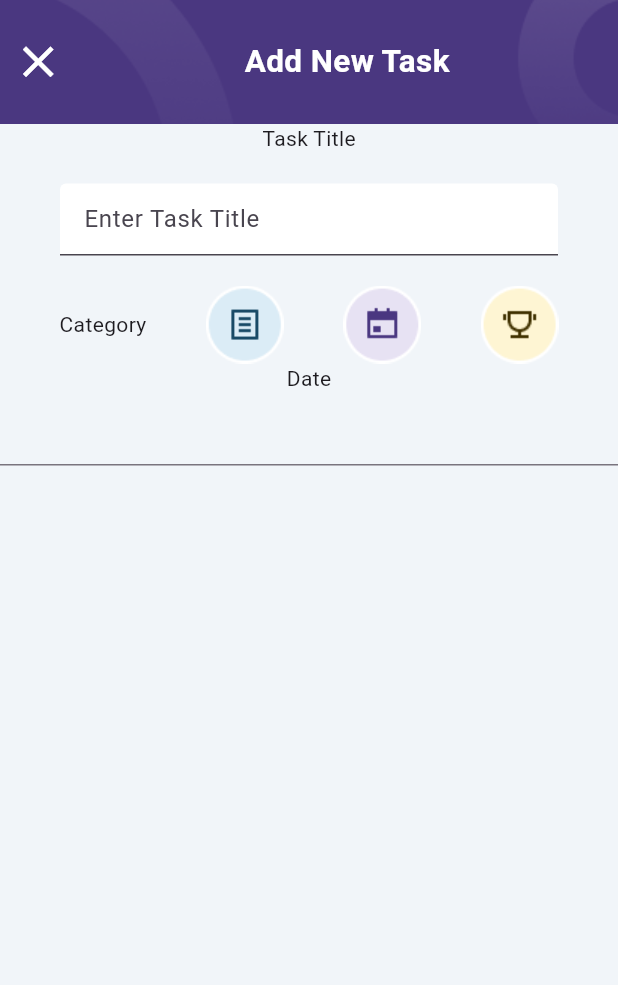
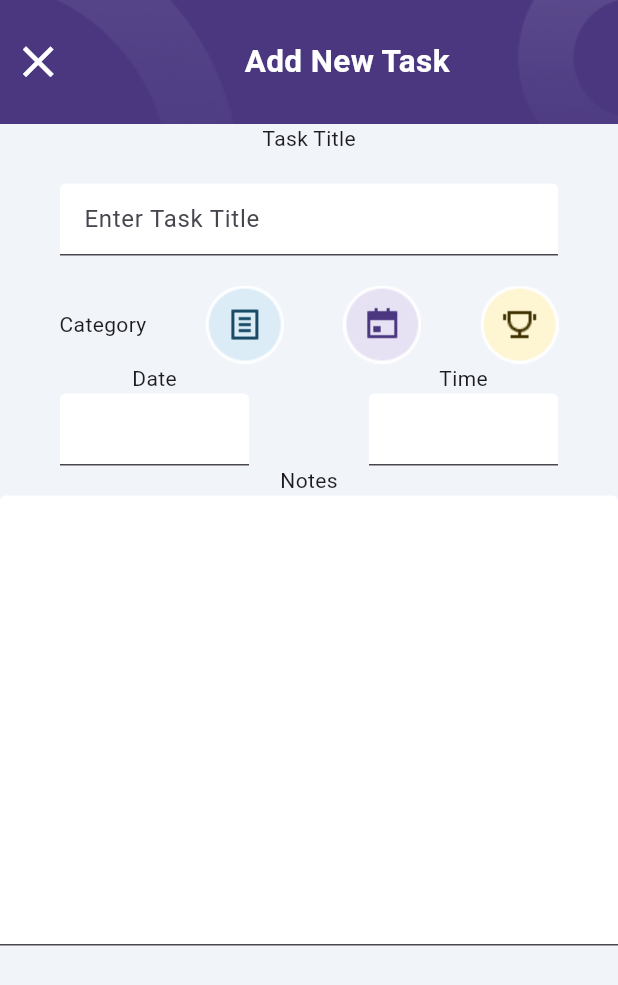
Before and after one commit to samiigll/flutter-todoapp, a Flutter app: the AddNewTaskScreen screen opened directly, on a phone screen of 412 x 824 dp. Shown: the top 985 px of the screen. Run offline on Flutter 3.47's test engine with Material 3 defaults, Android fonts, the phone set to English and light mode, and no system bars; our stand-ins replace hexcolor.

Commit message:
feat: Implement new task screen design and functionality

```diff
--- a/todo_app/lib/screens/add_new_task.dart
+++ b/todo_app/lib/screens/add_new_task.dart
@@ -12,7 +12,8 @@ class AddNewTaskScreen extends StatelessWidget {
     return SafeArea(
       child: Scaffold(
         backgroundColor: HexColor(backgrouncolor),
-        body: Column(
+        body: SingleChildScrollView(
+          child: Column(
             children: [
               Container(
                 width: deviceWidth,
@@ -31,8 +32,8 @@ class AddNewTaskScreen extends StatelessWidget {
                       onPressed: () {
                         Navigator.pop(context);
                       },
-                    icon:
-                        const Icon(Icons.close, size: 35, color: Colors.white),
+                      icon: const Icon(Icons.close,
+                          size: 35, color: Colors.white),
                     ),
                     const Expanded(
                       child: Text(
@@ -101,16 +102,52 @@ class AddNewTaskScreen extends StatelessWidget {
                   )
                 ],
               ),
-            Row(
+              const Row(
                 children: [
                   Expanded(
                     child: Column(
-                    children: [Text("Date"), TextField()],
+                      children: [
+                        Text("Date"),
+                        Padding(
+                            padding: EdgeInsets.symmetric(
+                              horizontal: 40,
+                            ),
+                            child: TextField(
+                              decoration: InputDecoration(
+                                  filled: true, fillColor: Colors.white),
+                            ))
+                      ],
+                    ),
+                  ),
+                  Expanded(
+                    child: Column(
+                      children: [
+                        Text("Time"),
+                        Padding(
+                            padding: EdgeInsets.symmetric(
+                              horizontal: 40,
+                            ),
+                            child: TextField(
+                              decoration: InputDecoration(
+                                  filled: true, fillColor: Colors.white),
+                            ))
+                      ],
+                    ),
+                  ),
+                ],
+              ),
+              const Text("Notes"),
+              SizedBox(
+                height: 300,
+                child: TextField(
+                  expands: true,
+                  maxLines: null,
+                  decoration:
+                      InputDecoration(filled: true, fillColor: Colors.white),
                 ),
               )
             ],
-            )
-          ],
+          ),
         ),
       ),
     );
```
Lines whose indentation alone changed are shown as unchanged.
